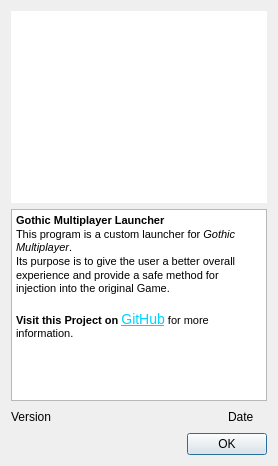
First picture: the form in src/launcher/dialoginfo.ui, repository Reveares/GMP-Launcher, before the edit.
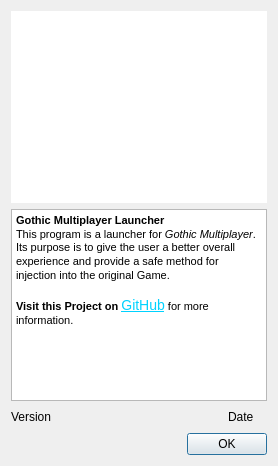
Second picture: the form after the edit. Icons and pictures are not drawn.

Patch:
```diff
--- a/src/launcher/dialoginfo.ui
+++ b/src/launcher/dialoginfo.ui
@@ -86,7 +86,7 @@
 &lt;html&gt;&lt;head&gt;&lt;meta name=&quot;qrichtext&quot; content=&quot;1&quot; /&gt;&lt;style type=&quot;text/css&quot;&gt;
 p, li { white-space: pre-wrap; }
 &lt;/style&gt;&lt;/head&gt;&lt;body style=&quot; font-family:'Sans Serif'; font-size:9pt; font-weight:400; font-style:normal;&quot;&gt;
-&lt;p style=&quot; margin-top:12px; margin-bottom:12px; margin-left:0px; margin-right:0px; -qt-block-indent:0; text-indent:0px; line-height:105%;&quot;&gt;&lt;span style=&quot; font-family:'MS Shell Dlg 2'; font-size:8pt; font-weight:600;&quot;&gt;Gothic Multiplayer Launcher&lt;/span&gt;&lt;span style=&quot; font-family:'MS Shell Dlg 2'; font-size:8pt;&quot;&gt; &lt;br /&gt;This program is a custom launcher for &lt;/span&gt;&lt;span style=&quot; font-family:'MS Shell Dlg 2'; font-size:8pt; font-style:italic;&quot;&gt;Gothic Multiplayer&lt;/span&gt;&lt;span style=&quot; font-family:'MS Shell Dlg 2'; font-size:8pt;&quot;&gt;.&lt;br /&gt;Its purpose is to give the user a better overall experience and provide a safe method for injection into the original Game. &lt;br /&gt;&lt;/span&gt;&lt;span style=&quot; font-family:'MS Shell Dlg 2'; font-size:8pt; font-weight:600;&quot;&gt;&lt;br /&gt;Visit this Project on &lt;/span&gt;&lt;a href=&quot;https://github.com/truepaddii/GothicMultiplayerLauncher&quot;&gt;&lt;span style=&quot; font-family:'Georgia,serif'; font-size:14px; text-decoration: underline; color:#00d2ff;&quot;&gt;GitHub&lt;/span&gt;&lt;/a&gt;&lt;span style=&quot; font-family:'MS Shell Dlg 2'; font-size:8pt;&quot;&gt; for more information.&lt;/span&gt;&lt;/p&gt;&lt;/body&gt;&lt;/html&gt;</string>
+&lt;p style=&quot; margin-top:12px; margin-bottom:12px; margin-left:0px; margin-right:0px; -qt-block-indent:0; text-indent:0px; line-height:105%;&quot;&gt;&lt;span style=&quot; font-family:'MS Shell Dlg 2'; font-size:8pt; font-weight:600;&quot;&gt;Gothic Multiplayer Launcher&lt;/span&gt;&lt;span style=&quot; font-family:'MS Shell Dlg 2'; font-size:8pt;&quot;&gt; &lt;br /&gt;This program is a launcher for &lt;/span&gt;&lt;span style=&quot; font-family:'MS Shell Dlg 2'; font-size:8pt; font-style:italic;&quot;&gt;Gothic Multiplayer&lt;/span&gt;&lt;span style=&quot; font-family:'MS Shell Dlg 2'; font-size:8pt;&quot;&gt;.&lt;br /&gt;Its purpose is to give the user a better overall experience and provide a safe method for injection into the original Game. &lt;br /&gt;&lt;/span&gt;&lt;span style=&quot; font-family:'MS Shell Dlg 2'; font-size:8pt; font-weight:600;&quot;&gt;&lt;br /&gt;Visit this Project on &lt;/span&gt;&lt;a href=&quot;https://github.com/truepaddii/GothicMultiplayerLauncher&quot;&gt;&lt;span style=&quot; font-family:'Georgia,serif'; font-size:14px; text-decoration: underline; color:#00d2ff;&quot;&gt;GitHub&lt;/span&gt;&lt;/a&gt;&lt;span style=&quot; font-family:'MS Shell Dlg 2'; font-size:8pt;&quot;&gt; for more information.&lt;/span&gt;&lt;/p&gt;&lt;/body&gt;&lt;/html&gt;</string>
      </property>
      <property name="textInteractionFlags">
       <set>Qt::LinksAccessibleByMouse</set>
```
